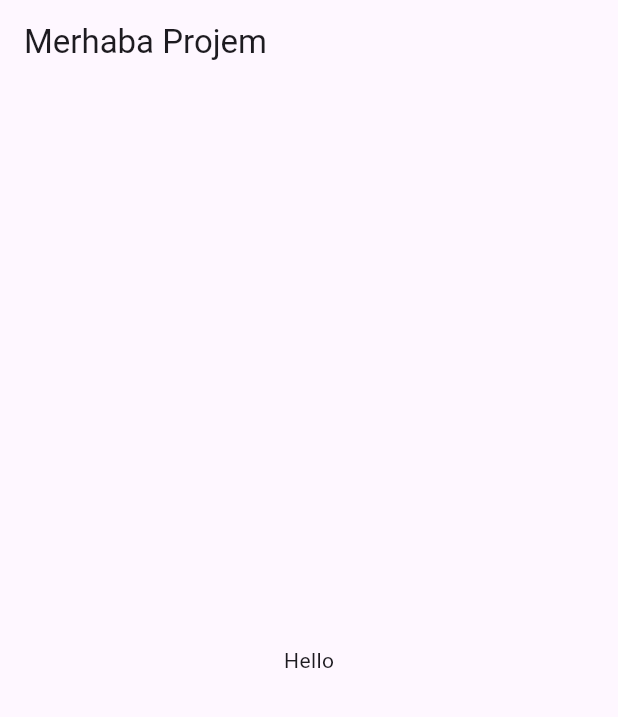
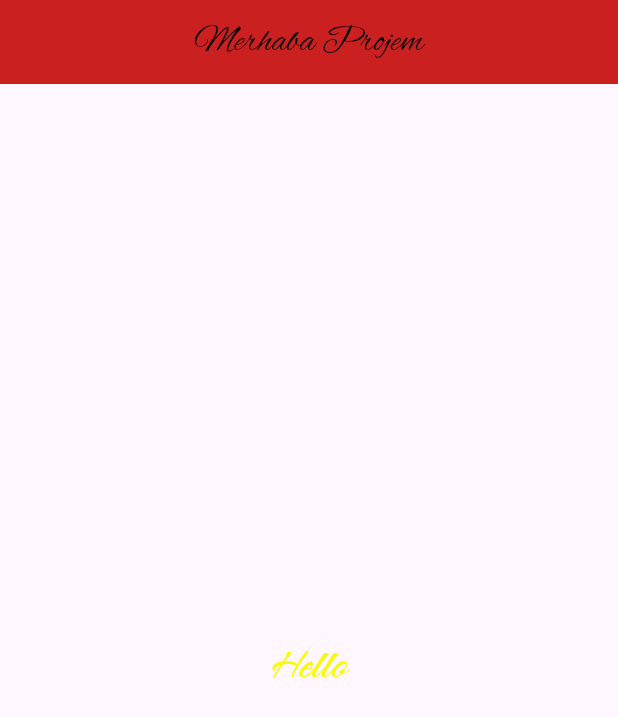
Before and after one commit to halillcam/Flutter_Alistirmalarim, a Flutter app: the screen it shows after launch, on a phone screen of 412 x 824 dp. Shown: the top 717 px of the screen. Run offline on Flutter 3.47's test engine with Material 3 defaults, Android fonts, the phone set to English and light mode, and no system bars.

Commit message:
Renkler ve Fontlar üzerinde tekrarlar yapıldı ve projeye eklendi

```diff
--- a/flutter_ogreniyorum/lib/anasayfa.dart
+++ b/flutter_ogreniyorum/lib/anasayfa.dart
@@ -1,4 +1,6 @@
 import 'package:flutter/material.dart';
+import 'package:flutter_ogreniyorum/colors.dart';
+
 
 class Anasayfa extends StatefulWidget {
   const Anasayfa({super.key});
@@ -13,12 +15,14 @@ class _AnasayfaState extends State<Anasayfa> {
     return Scaffold(
       appBar: AppBar(
 
-        title: const Text("Merhaba Projem",),),
-        body: const Center(
+        title: Text("Merhaba Projem",style:TextStyle(fontFamily: "Alex",color:yaziRengi,fontSize: 24),),
+        backgroundColor: mainColor,
+        centerTitle: true,),
+        body: Center(
           child: Column(
             mainAxisAlignment: MainAxisAlignment.center,
             children: [
-              Text("Hello")
+              Text("Hello",style: TextStyle(color : yaziRengi1,fontFamily: "caramel",fontSize: 35),)
             ],
           ),
         ),
--- /dev/null
+++ b/flutter_ogreniyorum/lib/colors.dart
@@ -0,0 +1,6 @@
+import 'package:flutter/material.dart';
+
+var mainColor = const  Color(0xFFCB2020);
+var yaziRengi = const Color.fromARGB(255, 0, 0, 0);
+var yaziRengi1 = const Color.fromARGB(255, 250, 250, 1);
+var bodyArkaPlan = const Color.fromARGB(255, 100, 31, 69);
```
Also changed, not shown: flutter_ogreniyorum/pubspec.yaml (+8 -0 lines), flutter_ogreniyorum/fonts/AlexBrush-Regular.ttf (added), flutter_ogreniyorum/fonts/Caramel-Regular.ttf (added).
